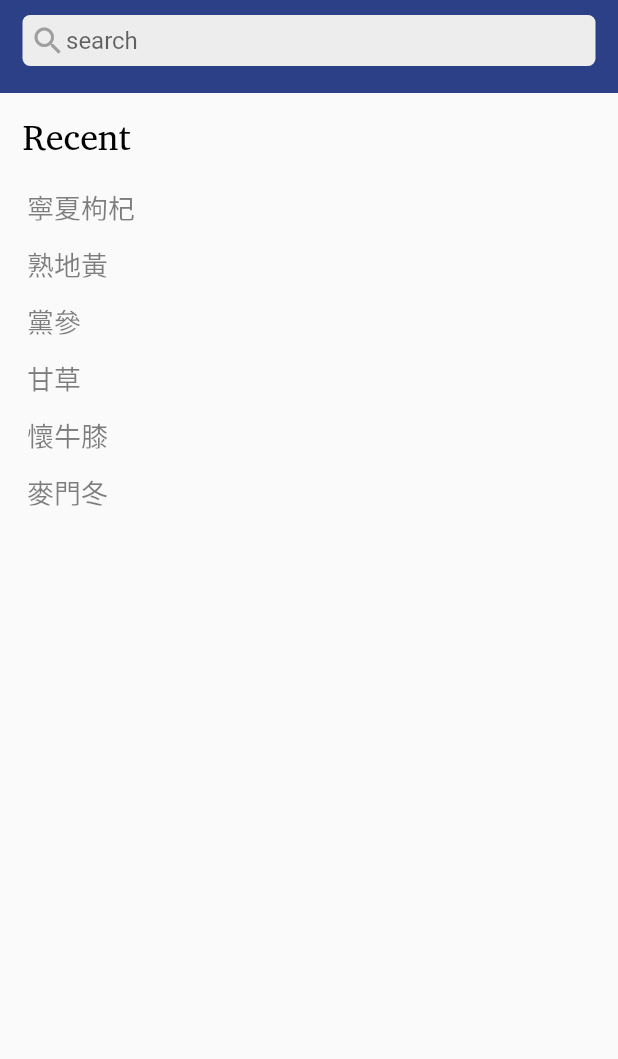
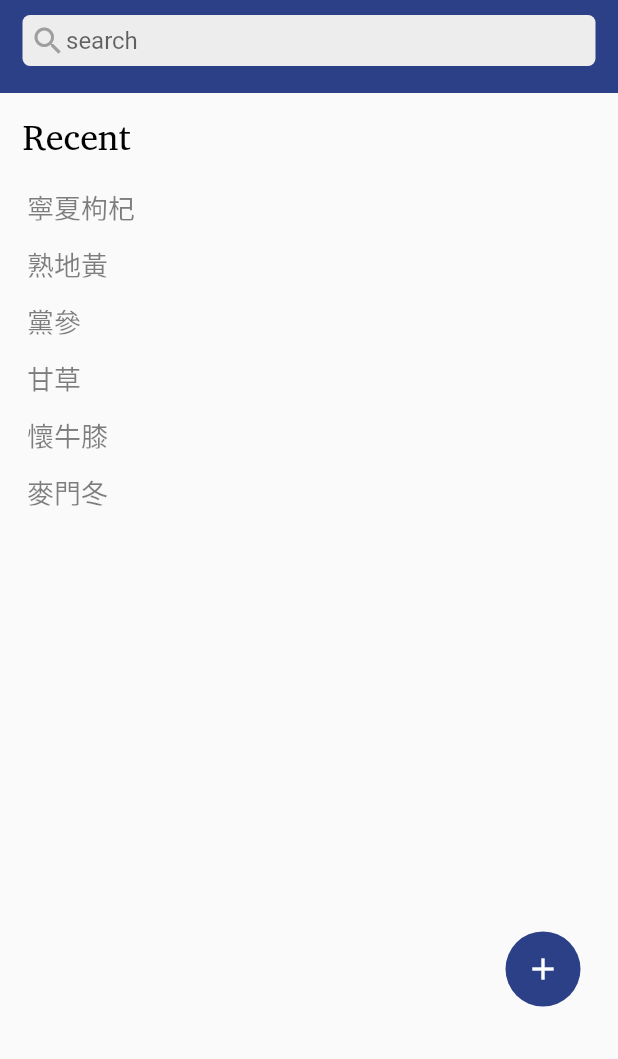
Before and after one commit to BenedictusKent/TCM_Analyzer, a Flutter app: the screen it shows after launch, on a phone screen of 412 x 824 dp, the part 177-1236 px from its top. Run offline on Flutter 3.47's test engine with Material 2 defaults, Android fonts, the phone set to English and light mode, and no system bars.

```diff
--- a/tcm_analyzer/lib/home.dart
+++ b/tcm_analyzer/lib/home.dart
@@ -5,10 +5,35 @@ class HomePage extends StatefulWidget {
   _HomePageState createState() => _HomePageState();
 }
 
-class _HomePageState extends State<HomePage> {
+class _HomePageState extends State<HomePage>
+    with SingleTickerProviderStateMixin {
   // declaration
   final myController = TextEditingController();
   List<String> names = ["寧夏枸杞", "熟地黃", "黨參", "甘草", "懷牛膝", "麥門冬"];
+  AnimationController animationController;
+  Animation translation;
+  Animation rotation;
+  Animation otherrotation;
+
+  double getRadians(double degree) {
+    double radian = 57.2958;
+    return degree / radian;
+  }
+
+  @override
+  void initState() {
+    animationController =
+        AnimationController(vsync: this, duration: Duration(milliseconds: 250));
+    translation = Tween(begin: 0.0, end: 1.0).animate(animationController);
+    rotation = Tween<double>(begin: 180.0, end: 0.0).animate(
+        CurvedAnimation(parent: animationController, curve: Curves.easeOut));
+    otherrotation = Tween<double>(begin: 0.0, end: 225.0).animate(
+        CurvedAnimation(parent: animationController, curve: Curves.easeOut));
+    super.initState();
+    animationController.addListener(() {
+      setState(() {});
+    });
+  }
 
   @override
   Widget build(BuildContext context) {
@@ -122,9 +147,126 @@ class _HomePageState extends State<HomePage> {
                       ))
               ],
             ),
+          ),
+
+          // Custom FAB
+          Container(
+            height: MediaQuery.of(context).size.height - 488,
+            width: MediaQuery.of(context).size.width,
+            child: Stack(
+              children: <Widget>[
+                Positioned(
+                  right: 20.0,
+                  bottom: 10.0,
+                  child: Stack(
+                    alignment: Alignment.bottomRight,
+                    children: <Widget>[
+                      // tap box
+                      IgnorePointer(
+                        child: Container(
+                          color: Colors.transparent,
+                          height: 160.0,
+                          width: 170.0,
+                        ),
+                      ),
+
+                      // add image from camera
+                      Transform.translate(
+                        offset: Offset.fromDirection(
+                            getRadians(270), translation.value * 90),
+                        child: Transform(
+                          transform:
+                              Matrix4.rotationZ(getRadians(rotation.value))
+                                ..scale(translation.value),
+                          alignment: Alignment.center,
+                          child: CircularButton(
+                              Colors.red,
+                              60,
+                              50,
+                              Icon(
+                                Icons.add_a_photo_rounded,
+                                color: Colors.white,
+                              ),
+                              () {}),
+                        ),
+                      ),
+
+                      // add image from gallery
+                      Transform.translate(
+                        offset: Offset.fromDirection(
+                            getRadians(180), translation.value * 90),
+                        child: Transform(
+                          transform:
+                              Matrix4.rotationZ(getRadians(rotation.value))
+                                ..scale(translation.value),
+                          alignment: Alignment.center,
+                          child: CircularButton(
+                              Colors.orange,
+                              60,
+                              50,
+                              Icon(
+                                Icons.add_photo_alternate,
+                                color: Colors.white,
+                              ),
+                              () {}),
+                        ),
+                      ),
+
+                      // plus icon button
+                      Transform(
+                        transform:
+                            Matrix4.rotationZ(getRadians(otherrotation.value)),
+                        alignment: Alignment.center,
+                        child: CircularButton(
+                            Color(0xFE2B3F87),
+                            60,
+                            50,
+                            Icon(
+                              Icons.add,
+                              color: Colors.white,
+                            ), () {
+                          if (animationController.isCompleted)
+                            animationController.reverse();
+                          else
+                            animationController.forward();
+                        }),
+                      )
+                    ],
+                  ),
+                )
+              ],
+            ),
           )
         ],
       ),
     );
   }
 }
+
+class CircularButton extends StatelessWidget {
+  // declare variables
+  final double width;
+  final double height;
+  final Color color;
+  final Icon icon;
+  final Function onClick;
+
+  CircularButton(this.color, this.width, this.height, this.icon, this.onClick);
+
+  @override
+  Widget build(BuildContext context) {
+    return Container(
+      decoration: BoxDecoration(
+        color: color,
+        shape: BoxShape.circle,
+      ),
+      width: width,
+      height: height,
+      child: IconButton(
+        icon: icon,
+        enableFeedback: true,
+        onPressed: onClick,
+      ),
+    );
+  }
+}
```
